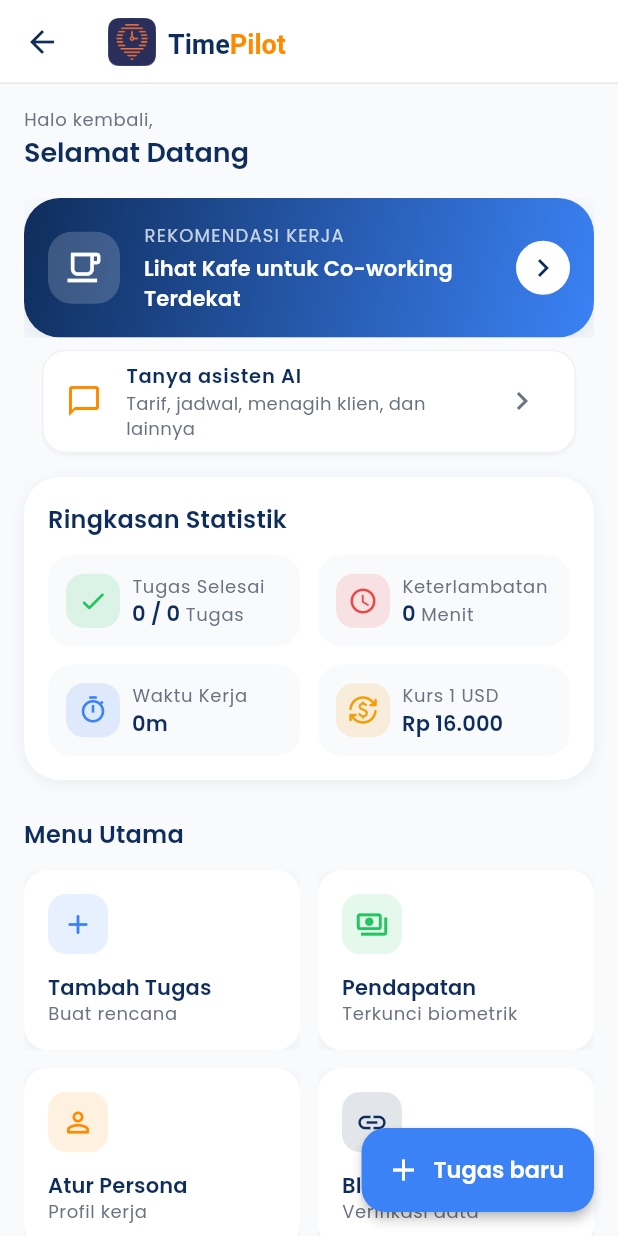
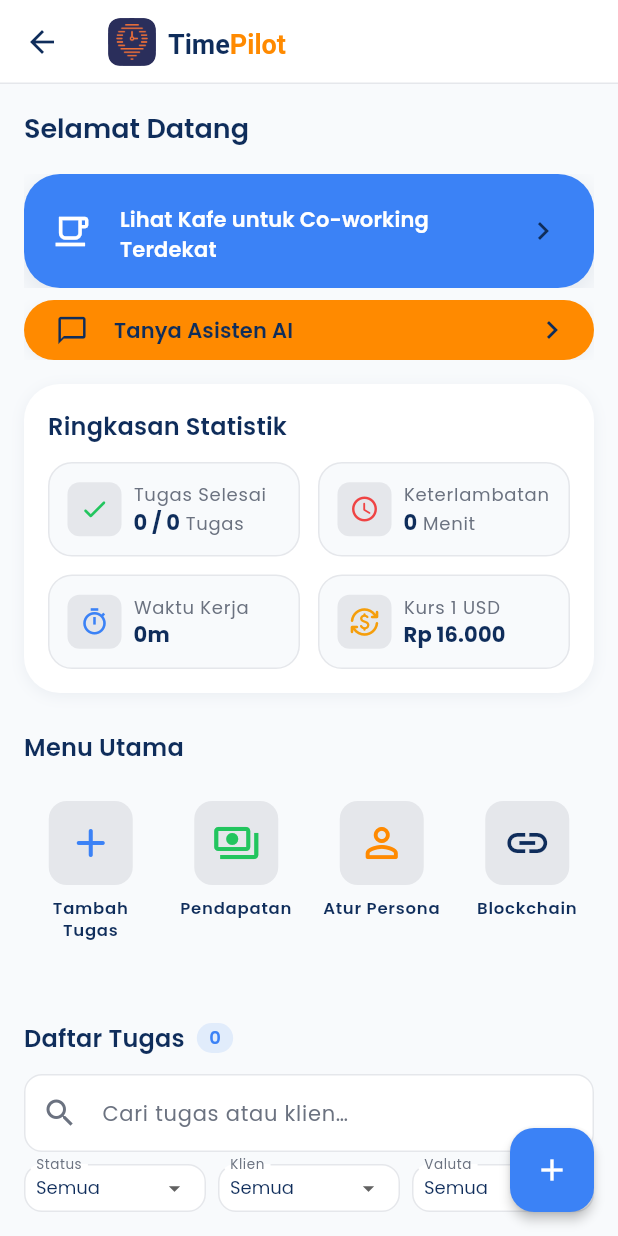
Before and after one commit to aloyareh/TimePilot, a Flutter app: the TaskListPage screen opened directly, on a phone screen of 412 x 824 dp. Run offline on Flutter 3.47's test engine with Material 3 defaults, Android fonts, the phone set to English and light mode, and no system bars; our stand-ins replace flutter_local_notifications, flutter_map, flutter_riverpod, flutter_secure_storage, flutter_timezone, geolocator and 9 more; accounts and stored records are empty; network calls fail; statements that could not run were skipped.

Commit message:
style: ubah layout dan color di home page

```diff
--- a/lib/features/cafes/cafe_entry_card.dart
+++ b/lib/features/cafes/cafe_entry_card.dart
@@ -14,11 +14,7 @@ class CafeEntryCard extends StatelessWidget {
       color: Colors.transparent,
       child: Ink(
         decoration: BoxDecoration(
-          gradient: const LinearGradient(
-            begin: Alignment.topLeft,
-            end: Alignment.bottomRight,
-            colors: [AppColors.navy, AppColors.blue],
-          ),
+          color: AppColors.blue,
           borderRadius: radius,
           boxShadow: AppShadows.medium,
         ),
@@ -33,13 +29,9 @@ class CafeEntryCard extends StatelessWidget {
             padding: const EdgeInsets.all(AppSpacing.s16),
             child: Row(
               children: [
-                Container(
-                  width: 48,
-                  height: 48,
-                  decoration: BoxDecoration(
-                    color: Colors.white.withValues(alpha: 0.18),
-                    borderRadius: BorderRadius.circular(AppRadius.r16),
-                  ),
+                SizedBox(
+                  width: 32,
+                  height: 32,
                   child: const Icon(
                     Icons.local_cafe_outlined,
                     color: Colors.white,
@@ -51,13 +43,6 @@ class CafeEntryCard extends StatelessWidget {
                   child: Column(
                     crossAxisAlignment: CrossAxisAlignment.start,
                     children: [
-                      Text(
-                        'REKOMENDASI KERJA',
-                        style: theme.textTheme.labelSmall?.copyWith(
-                          color: Colors.white.withValues(alpha: 0.75),
-                          letterSpacing: 0.8,
-                        ),
-                      ),
                       const SizedBox(height: AppSpacing.s4),
                       Text(
                         'Lihat Kafe untuk Co-working Terdekat',
@@ -69,13 +54,9 @@ class CafeEntryCard extends StatelessWidget {
                   ),
                 ),
                 const SizedBox(width: AppSpacing.s12),
-                Container(
+                SizedBox(
                   width: 36,
                   height: 36,
-                  decoration: const BoxDecoration(
-                    color: Colors.white,
-                    shape: BoxShape.circle,
-                  ),
                   child: const Icon(Icons.chevron_right, color: AppColors.navy),
                 ),
               ],
--- a/lib/features/chat/chat_entry_card.dart
+++ b/lib/features/chat/chat_entry_card.dart
@@ -3,27 +3,58 @@ import 'package:flutter/material.dart';
 import '../../core/theme/app_theme.dart';
 import 'chat_page.dart';
 
-/// Pintu masuk chatbot AI di Beranda (PBI-24).
+/// Pintu masuk chatbot AI di Beranda (PBI-24). Lebar sama dengan
+/// CafeEntryCard, tinggi sekitar setengahnya.
 class ChatEntryCard extends StatelessWidget {
   const ChatEntryCard({super.key});
 
   @override
   Widget build(BuildContext context) {
+    final theme = Theme.of(context);
+    final radius = BorderRadius.circular(AppRadius.r24);
     return Padding(
-      padding: const EdgeInsets.fromLTRB(12, 8, 12, 0),
-      child: Card(
-        margin: EdgeInsets.zero,
-        child: ListTile(
-          dense: true,
-          leading: const Icon(Icons.chat_bubble_outline, color: AppColors.orange),
-          title: const Text(
-            'Tanya asisten AI',
-            style: TextStyle(fontWeight: FontWeight.w600),
+      padding: const EdgeInsets.only(top: AppSpacing.s8),
+      child: Material(
+        color: Colors.transparent,
+        child: Ink(
+          decoration: BoxDecoration(
+            color: AppColors.orange,
+            borderRadius: radius,
+            boxShadow: AppShadows.soft,
           ),
-          subtitle: const Text('Tarif, jadwal, menagih klien, dan lainnya'),
-          trailing: const Icon(Icons.chevron_right),
-          onTap: () => Navigator.of(context).push(
-            MaterialPageRoute<void>(builder: (_) => const ChatPage()),
+          child: InkWell(
+            borderRadius: radius,
+            onTap: () => Navigator.of(context).push(
+              MaterialPageRoute<void>(builder: (_) => const ChatPage()),
+            ),
+            child: Padding(
+              padding: const EdgeInsets.symmetric(
+                horizontal: AppSpacing.s16,
+                vertical: AppSpacing.s8,
+              ),
+              child: Row(
+                children: [
+                  SizedBox(
+                    width: 32,
+                    child: const Icon(
+                      Icons.chat_bubble_outline,
+                      color: AppColors.navy,
+                      size: 22,
+                    ),
+                  ),
+                  const SizedBox(width: AppSpacing.s12),
+                  Expanded(
+                    child: Text(
+                      'Tanya Asisten AI',
+                      style: theme.textTheme.titleSmall?.copyWith(
+                        color: AppColors.navy,
+                      ),
+                    ),
+                  ),
+                  const Icon(Icons.chevron_right, color: AppColors.navy),
+                ],
+              ),
+            ),
           ),
         ),
       ),
--- a/lib/features/tasks/task_list_page.dart
+++ b/lib/features/tasks/task_list_page.dart
@@ -12,7 +12,6 @@ import '../cafes/cafe_entry_card.dart';
 import '../earnings/earnings_page.dart';
 import '../earnings/earnings_providers.dart';
 import '../profile/persona_setup_page.dart';
-import '../profile/profile_providers.dart';
 import '../session/task_session_page.dart';
 import 'task_form_page.dart';
 import 'task_providers.dart';
@@ -37,7 +36,10 @@ class _TaskListPageState extends ConsumerState<TaskListPage> {
   Widget _brand(ThemeData theme) {
     return Row(
       children: [
-        Image.asset('assets/images/logo.png', width: 32, height: 32),
+        ClipRRect(
+          borderRadius: BorderRadius.circular(AppRadius.r8),
+          child: Image.asset('assets/images/logo.png', width: 32, height: 32),
+        ),
         const SizedBox(width: AppSpacing.s8),
         Text.rich(
           TextSpan(
@@ -66,14 +68,27 @@ class _TaskListPageState extends ConsumerState<TaskListPage> {
     required List<DropdownMenuItem<String?>> items,
     required ValueChanged<String?> onChanged,
   }) {
-    return SizedBox(
-      width: 160,
+    return Expanded(
       child: DropdownButtonFormField<String?>(
         key: ValueKey(value),
         initialValue: value,
         isExpanded: true,
-        decoration: InputDecoration(labelText: label, isDense: true),
-        items: items,
+        iconSize: 18,
+        style: const TextStyle(
+          fontSize: 12,
+          color: AppColors.navy,
+          fontFamily: 'Poppins',
+        ),
+        decoration: InputDecoration(
+          labelText: label,
+          labelStyle: const TextStyle(fontSize: 12),
+          floatingLabelStyle: const TextStyle(fontSize: 12),
+          isDense: true,
+          contentPadding: const EdgeInsets.symmetric(
+            horizontal: AppSpacing.s4,
+            vertical: AppSpacing.s4,
+          ),
+        ),        items: items,
         onChanged: onChanged,
       ),
     );
@@ -112,9 +127,7 @@ class _TaskListPageState extends ConsumerState<TaskListPage> {
             ),
           ),
           const SizedBox(height: AppSpacing.s8),
-          Wrap(
-            spacing: AppSpacing.s8,
-            runSpacing: AppSpacing.s8,
+          Row(
             children: [
               _dropdown(
                 label: 'Status',
@@ -136,6 +149,7 @@ class _TaskListPageState extends ConsumerState<TaskListPage> {
                   ),
                 ],
               ),
+              const SizedBox(width: AppSpacing.s8),
               _dropdown(
                 label: 'Klien',
                 value: filter.clientId,
@@ -146,8 +160,9 @@ class _TaskListPageState extends ConsumerState<TaskListPage> {
                     DropdownMenuItem(value: c.id, child: Text(c.name)),
                 ],
               ),
+              const SizedBox(width: AppSpacing.s8),
               _dropdown(
-                label: 'Mata uang',
+                label: 'Valuta',
                 value: filter.currency,
                 onChanged: notifier.setCurrency,
                 items: [
@@ -177,7 +192,7 @@ class _TaskListPageState extends ConsumerState<TaskListPage> {
           const SizedBox(height: AppSpacing.s12),
           Text(
             noTasks
-                ? 'Belum ada tugas.\nKetuk "Tugas baru" untuk menambahkan.'
+                ? 'Belum ada tugas.\nKetuk tombol + untuk menambahkan.'
                 : 'Tidak ada tugas yang cocok.',
             textAlign: TextAlign.center,
           ),
@@ -209,12 +224,14 @@ class _TaskListPageState extends ConsumerState<TaskListPage> {
 
     return Scaffold(
       appBar: AppBar(titleSpacing: AppSpacing.s16, title: _brand(theme)),
-      floatingActionButton: FloatingActionButton.extended(
+      floatingActionButton: FloatingActionButton(
         onPressed: () => Navigator.of(
           context,
         ).push(MaterialPageRoute<void>(builder: (_) => const TaskFormPage())),
-        icon: const Icon(Icons.add),
-        label: const Text('Tugas baru'),
+        tooltip: 'Tugas baru',
+        backgroundColor: AppColors.blue,
+        foregroundColor: Colors.white,
+        child: const Icon(Icons.add),
       ),
       body: CustomScrollView(
         slivers: [
@@ -237,13 +254,13 @@ class _TaskListPageState extends ConsumerState<TaskListPage> {
                       vertical: 2,
                     ),
                     decoration: BoxDecoration(
-                      color: AppColors.navy.withValues(alpha: 0.1),
+                      color: AppColors.blue.withValues(alpha: 0.12),
                       borderRadius: BorderRadius.circular(AppRadius.r12),
                     ),
                     child: Text(
                       '${tasks.length}',
                       style: theme.textTheme.labelMedium?.copyWith(
-                        color: AppColors.navy,
+                        color: AppColors.blue,
                         fontWeight: FontWeight.w600,
                       ),
                     ),
@@ -296,7 +313,6 @@ class _DashboardHeader extends ConsumerWidget {
   Widget build(BuildContext context, WidgetRef ref) {
     final theme = Theme.of(context);
     final user = ref.watch(authControllerProvider).value;
-    final profile = ref.watch(profileProvider);
     final tasks = ref.watch(tasksProvider);
     final earnings = ref.watch(earningsProvider);
     final idrPerUsd = ref.watch(ratesProvider).value?.perUsd['IDR'];
@@ -311,7 +327,6 @@ class _DashboardHeader extends ConsumerWidget {
       child: Column(
         crossAxisAlignment: CrossAxisAlignment.start,
         children: [
-          Text('Halo kembali,', style: theme.textTheme.bodySmall),
           Text(
             name.isEmpty ? 'Selamat Datang' : 'Selamat Datang, $name',
             style: theme.textTheme.headlineSmall,
@@ -385,55 +400,50 @@ class _DashboardHeader extends ConsumerWidget {
           const SizedBox(height: AppSpacing.s24),
           Text('Menu Utama', style: theme.textTheme.titleMedium),
           const SizedBox(height: AppSpacing.s12),
-          Row(
+          IntrinsicHeight(
+            child: Row(
+              crossAxisAlignment: CrossAxisAlignment.stretch,
               children: [
                 Expanded(
                   child: _MenuTile(
                   icon: Icons.add_rounded,
                   color: AppColors.blue,
                     title: 'Tambah Tugas',
-                  subtitle: 'Buat rencana',
                     onTap: () => _push(context, const TaskFormPage()),
                   ),
                 ),
-              const SizedBox(width: AppSpacing.s12),
+                const SizedBox(width: AppSpacing.s8),
                 Expanded(
                   child: _MenuTile(
                   icon: Icons.payments_outlined,
                   color: AppColors.success,
                     title: 'Pendapatan',
-                  subtitle: 'Terkunci biometrik',
                     onTap: () => _push(context, const EarningsPage()),
                   ),
                 ),
-            ],
-          ),
-          const SizedBox(height: AppSpacing.s12),
-          Row(
-            children: [
+                const SizedBox(width: AppSpacing.s8),
                 Expanded(
                   child: _MenuTile(
                   icon: Icons.person_outline_rounded,
                   color: AppColors.orange,
                     title: 'Atur Persona',
-                  subtitle: (profile?.role ?? '').isEmpty
-                      ? 'Profil kerja'
-                      : profile!.role,
-                  onTap: () =>
-                      _push(context, const PersonaSetupPage(onboarding: false)),
+                    onTap: () => _push(
+                      context,
+                      const PersonaSetupPage(onboarding: false),
                     ),
                   ),
-              const SizedBox(width: AppSpacing.s12),
+                ),
+                const SizedBox(width: AppSpacing.s8),
                 Expanded(
                   child: _MenuTile(
                     icon: Icons.link,
                   color: AppColors.navy,
                     title: 'Blockchain',
-                  subtitle: 'Verifikasi data',
                     onTap: () => _push(context, const BlockchainPage()),
                   ),
                 ),
               ],
+            ),
           ),
         ],
       ),
@@ -464,6 +474,7 @@ class _StatTile extends StatelessWidget {
       decoration: BoxDecoration(
         color: AppColors.background,
         borderRadius: BorderRadius.circular(AppRadius.r16),
+        border: Border.all(color: AppColors.surfaceGray),
       ),
       child: Row(
         children: [
@@ -471,8 +482,8 @@ class _StatTile extends StatelessWidget {
             width: 36,
             height: 36,
             decoration: BoxDecoration(
-              color: color.withValues(alpha: 0.14),
-              borderRadius: BorderRadius.circular(AppRadius.r12),
+              color: AppColors.surfaceGray,
+              borderRadius: BorderRadius.circular(AppRadius.r8),
             ),
             child: Icon(icon, color: color, size: 20),
           ),
@@ -490,7 +501,10 @@ class _StatTile extends StatelessWidget {
                 Text.rich(
                   TextSpan(
                     text: value,
-                    style: theme.textTheme.titleSmall,
+                    style: theme.textTheme.titleSmall?.copyWith(
+                      fontWeight: FontWeight.w700,
+                      color: AppColors.navy,
+                    ),
                     children: [
                       if (unit != null)
                         TextSpan(
@@ -516,14 +530,12 @@ class _MenuTile extends StatelessWidget {
     required this.icon,
     required this.color,
     required this.title,
-    required this.subtitle,
     required this.onTap,
   });
 
   final IconData icon;
   final Color color;
   final String title;
-  final String subtitle;
   final VoidCallback onTap;
 
   @override
@@ -533,40 +545,36 @@ class _MenuTile extends StatelessWidget {
     return Material(
       color: Colors.transparent,
       child: Ink(
-        decoration: BoxDecoration(
-          color: Colors.white,
-          borderRadius: radius,
-          boxShadow: AppShadows.soft,
-        ),
         child: InkWell(
           borderRadius: radius,
           onTap: onTap,
           child: Padding(
-            padding: const EdgeInsets.all(AppSpacing.s16),
+            padding: const EdgeInsets.symmetric(
+              horizontal: AppSpacing.s4,
+              vertical: AppSpacing.s12,
+            ),
             child: Column(
-              crossAxisAlignment: CrossAxisAlignment.start,
               children: [
                 Container(
-                  width: 40,
-                  height: 40,
+                  width: 56,
+                  height: 56,
                   decoration: BoxDecoration(
-                    color: color.withValues(alpha: 0.12),
+                    color: AppColors.surfaceGray,
                     borderRadius: BorderRadius.circular(AppRadius.r12),
                   ),
-                  child: Icon(icon, color: color, size: 22),
+                  child: Icon(icon, color: color, size: 32),
                 ),
-                const SizedBox(height: AppSpacing.s12),
+                const SizedBox(height: AppSpacing.s8),
                 Text(
                   title,
-                  style: theme.textTheme.titleSmall,
-                  maxLines: 1,
+                  textAlign: TextAlign.center,
+                  maxLines: 2,
                   overflow: TextOverflow.ellipsis,
+                  style: theme.textTheme.labelMedium?.copyWith(
+                    fontSize: 11,
+                    fontWeight: FontWeight.w600,
+                    color: AppColors.navy,
                   ),
-                Text(
-                  subtitle,
-                  style: theme.textTheme.bodySmall,
-                  maxLines: 1,
-                  overflow: TextOverflow.ellipsis,
                 ),
               ],
             ),
@@ -667,7 +675,7 @@ class _TaskCard extends ConsumerWidget {
                 Text(
                   'Sedang berjalan',
                   style: theme.textTheme.labelMedium?.copyWith(
-                    color: AppColors.navy,
+                    color: AppColors.blue,
                     fontWeight: FontWeight.w600,
                   ),
                 ),
@@ -690,7 +698,7 @@ class _TaskCard extends ConsumerWidget {
               IconButton(
                 icon: Icon(
                   running ? Icons.timer : Icons.play_circle_outline,
-                  color: AppColors.navy,
+                  color: AppColors.blue,
                 ),
                 tooltip: running ? 'Buka timer' : 'Mulai sesi',
                 onPressed: () => Navigator.of(context).push(
```
Lines whose indentation alone changed are shown as unchanged.
